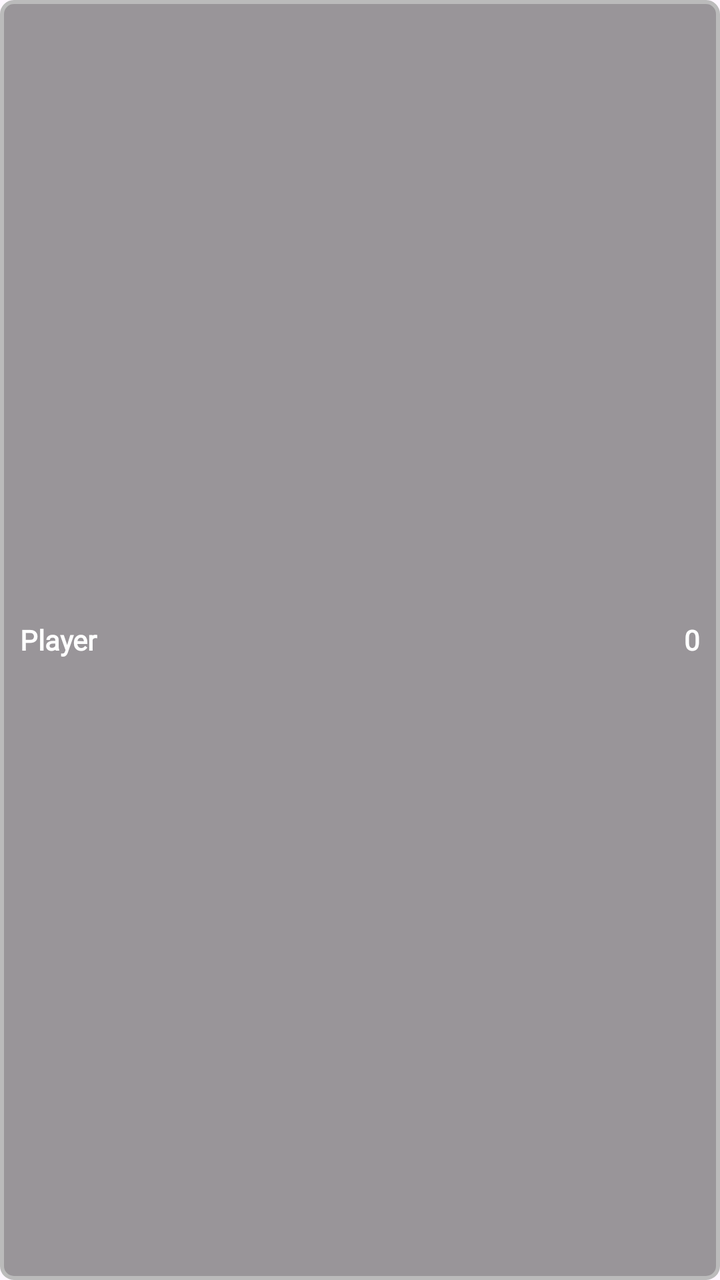
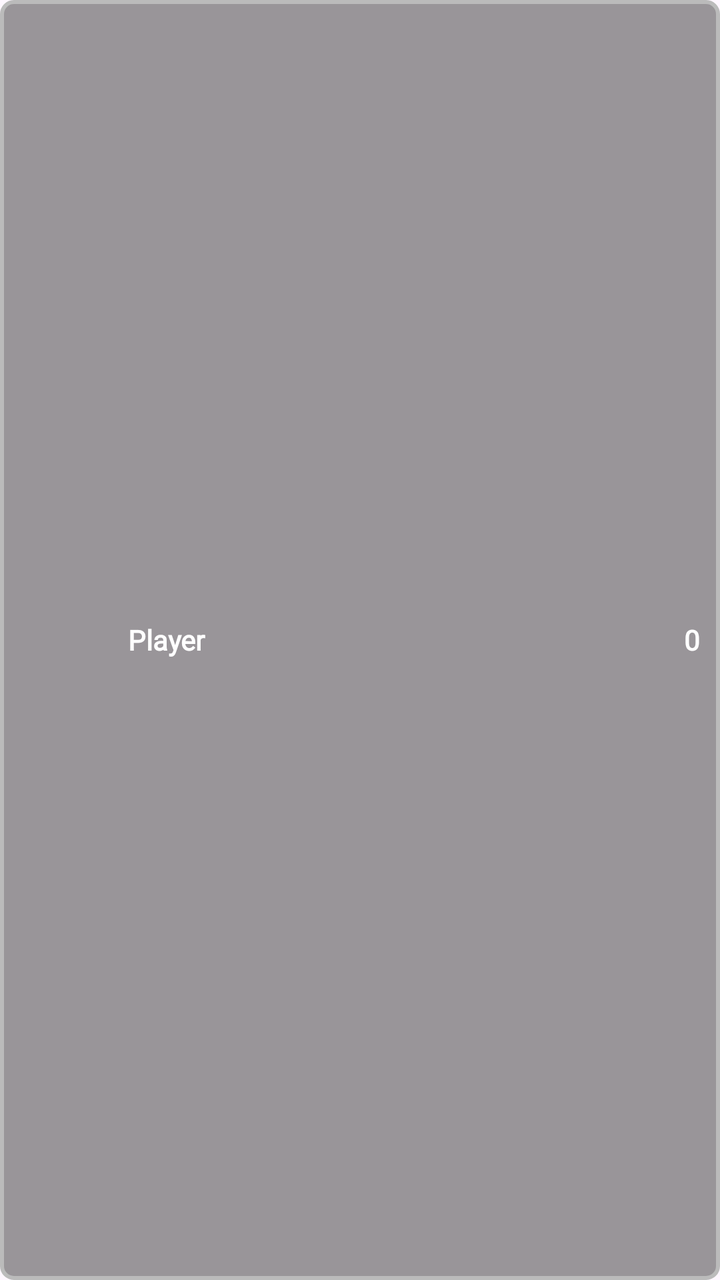

Before-and-after screenshots of an Android layout around one commit, followed by the original layout XML and the change that was made.
<!-- AndroidManifest.xml: application theme Theme.Android_Proyecto -->
<!-- res/layout/item_member.xml -->
<?xml version="1.0" encoding="utf-8"?>
<LinearLayout xmlns:android="http://schemas.android.com/apk/res/android"
    android:layout_width="match_parent"
    android:layout_height="wrap_content"
    android:layout_margin="6dp"
    android:padding="10dp"
    android:background="@drawable/bg_rod_card"
    android:orientation="horizontal"
    android:gravity="center_vertical">

    <TextView
        android:id="@+id/tvMemberName"
        android:layout_width="0dp"
        android:layout_height="wrap_content"
        android:layout_weight="1"
        android:fontFamily="@font/pixel_font"
        android:text="Player"
        android:textColor="#FFFFFF"
        android:textSize="14sp"
        android:textStyle="bold" />

    <TextView
        android:id="@+id/tvMemberPoints"
        android:layout_width="wrap_content"
        android:layout_height="wrap_content"
        android:fontFamily="@font/pixel_font"
        android:text="0"
        android:textColor="#FFFFFF"
        android:textSize="14sp"
        android:textStyle="bold" />

</LinearLayout>
<!-- resources referenced by this layout -->
<resources>
  <!-- drawable bg_rod_card (drawable) -->
  <?xml version="1.0" encoding="utf-8"?>
  <shape xmlns:android="http://schemas.android.com/apk/res/android"
      android:shape="rectangle">
  
      <solid android:color="#66000000" />
  
      <stroke
          android:width="2dp"
          android:color="#BBBBBB" />
  
      <corners android:radius="6dp" />
  
      <padding
          android:left="6dp"
          android:top="6dp"
          android:right="6dp"
          android:bottom="6dp" />
  </shape>
  <style name="Theme.Android_Proyecto" parent="Base.Theme.Android_Proyecto" />
  <style name="Base.Theme.Android_Proyecto" parent="Theme.Material3.DayNight.NoActionBar">
          
          
      </style>
</resources>

<!-- the commit's change to res/layout/item_member.xml (unified diff, before → after) -->
@@ -7,6 +7,14 @@
     android:background="@drawable/bg_rod_card"
     android:orientation="horizontal"
     android:gravity="center_vertical">
+
+    <ImageView
+        android:id="@+id/imgAvatar"
+        android:layout_width="44dp"
+        android:layout_height="44dp"
+        android:layout_marginEnd="10dp"
+        android:contentDescription="Member avatar"
+        android:scaleType="centerCrop" />
 
     <TextView
         android:id="@+id/tvMemberName"
